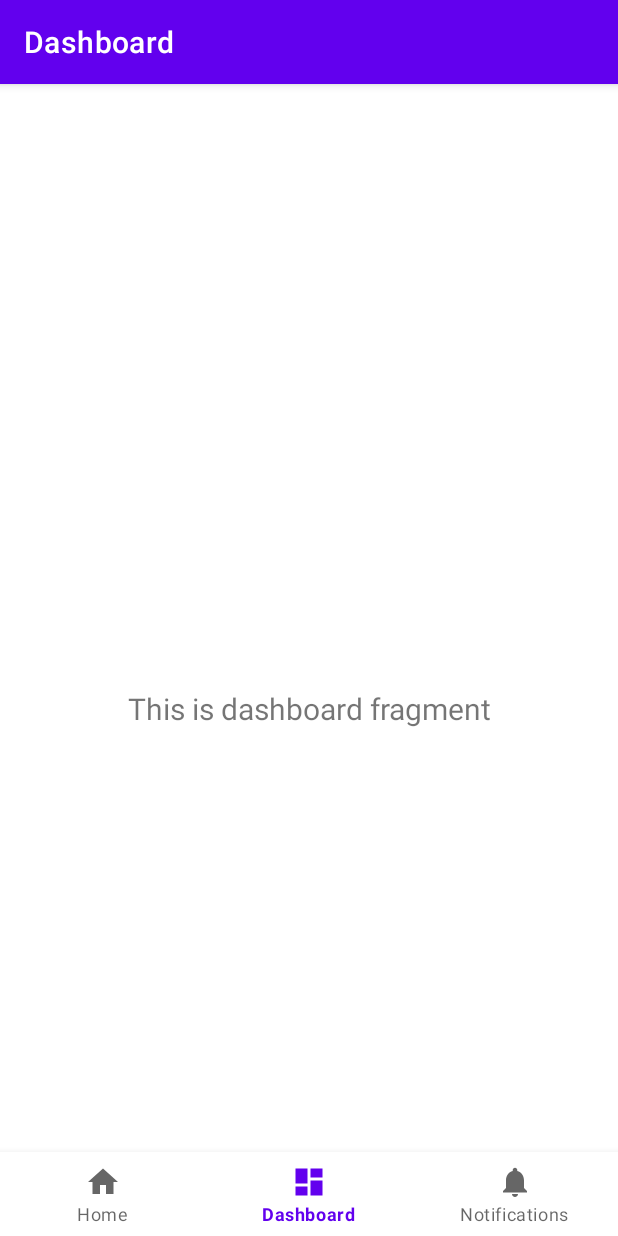
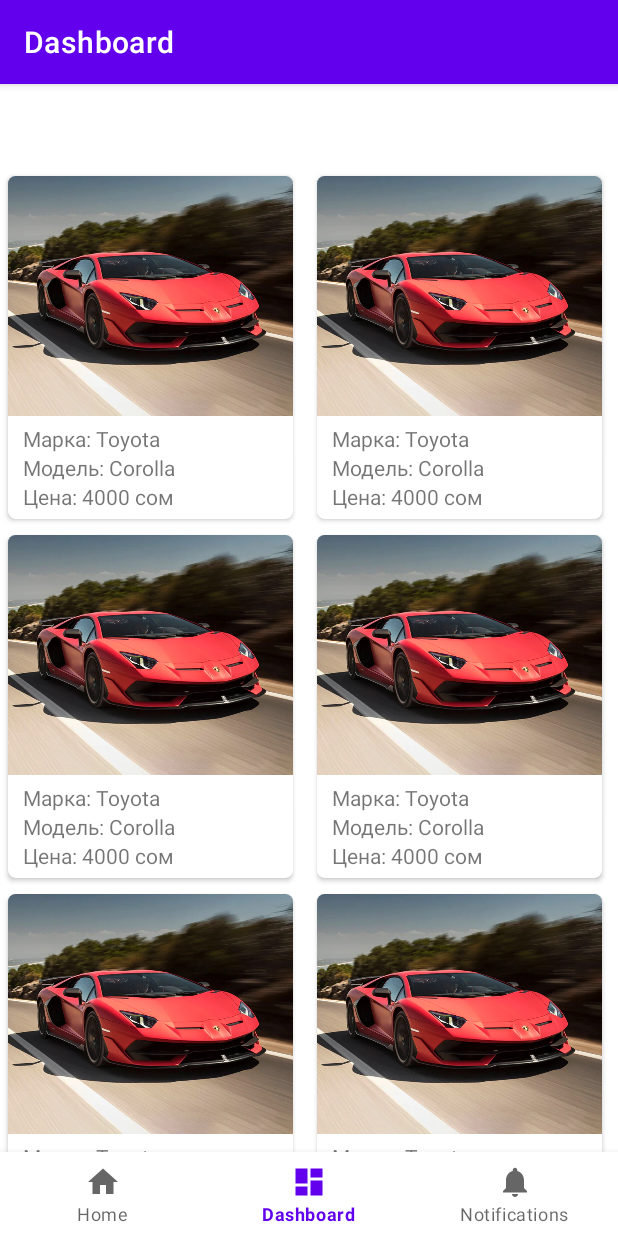
Before and after one commit to Aly0sh/Car-Shop, an Android app: the DashboardFragment screen opened through its navigation route, on a phone screen of 412 x 824 dp. Run offline under Robolectric (Android 15) with nearby library versions, the phone set to English and light mode, and no system bars; our stand-ins replace Room's generated code, navigation-ui.

Commit message:
Added car recycler

```diff
--- a/app/build.gradle
+++ b/app/build.gradle
@@ -42,4 +42,24 @@ dependencies {
     testImplementation 'junit:junit:4.13.2'
     androidTestImplementation 'androidx.test.ext:junit:1.1.3'
     androidTestImplementation 'androidx.test.espresso:espresso-core:3.4.0'
+
+    def room_version = "2.4.2"
+
+    implementation "androidx.room:room-runtime:$room_version"
+    annotationProcessor "androidx.room:room-compiler:$room_version"
+
+    // optional - RxJava2 support for Room
+    implementation "androidx.room:room-rxjava2:$room_version"
+
+    // optional - RxJava3 support for Room
+    implementation "androidx.room:room-rxjava3:$room_version"
+
+    // optional - Guava support for Room, including Optional and ListenableFuture
+    implementation "androidx.room:room-guava:$room_version"
+
+    // optional - Test helpers
+    testImplementation "androidx.room:room-testing:$room_version"
+
+    // optional - Paging 3 Integration
+    implementation "androidx.room:room-paging:2.5.0-alpha01"
 }
--- /dev/null
+++ b/app/src/main/java/com/example/car_shop/data/dao/CarDao.java
@@ -0,0 +1,22 @@
+package com.example.car_shop.data.dao;
+
+import androidx.room.Dao;
+import androidx.room.Delete;
+import androidx.room.Insert;
+import androidx.room.Query;
+
+import com.example.car_shop.data.models.Car;
+
+import java.util.List;
+
+@Dao
+public interface CarDao {
+    @Query("SELECT * FROM Car")
+    List<Car> getAll();
+
+    @Insert
+    void insert(Car car);
+
+    @Delete
+    void delete(Car car);
+}
--- /dev/null
+++ b/app/src/main/java/com/example/car_shop/data/models/Car.java
@@ -0,0 +1,72 @@
+package com.example.car_shop.data.models;
+
+import androidx.annotation.ColorInt;
+import androidx.room.ColumnInfo;
+import androidx.room.Entity;
+import androidx.room.PrimaryKey;
+
+@Entity(tableName = "car")
+public class Car {
+    @PrimaryKey(autoGenerate = true)
+    private long id;
+
+    @ColumnInfo(name = "brand")
+    private String brand;
+
+    @ColumnInfo(name = "model")
+    private String model;
+
+    @ColumnInfo(name = "price")
+    private int price;
+
+    @ColumnInfo(name = "photo", typeAffinity = ColumnInfo.BLOB)
+    private byte[] photo;
+
+    public Car(){}
+
+    public Car(String brand, String model, int price){
+        this.brand = brand;
+        this.model = model;
+        this.price = price;
+    }
+
+    public long getId() {
+        return id;
+    }
+
+    public void setId(long id) {
+        this.id = id;
+    }
+
+    public String getBrand() {
+        return brand;
+    }
+
+    public void setBrand(String brand) {
+        this.brand = brand;
+    }
+
+    public String getModel() {
+        return model;
+    }
+
+    public void setModel(String model) {
+        this.model = model;
+    }
+
+    public int getPrice() {
+        return price;
+    }
+
+    public void setPrice(int price) {
+        this.price = price;
+    }
+
+    public byte[] getPhoto() {
+        return photo;
+    }
+
+    public void setPhoto(byte[] photo) {
+        this.photo = photo;
+    }
+}
--- /dev/null
+++ b/app/src/main/java/com/example/car_shop/data/room/AppDatabase.java
@@ -0,0 +1,14 @@
+package com.example.car_shop.data.room;
+
+import androidx.room.Database;
+import androidx.room.RoomDatabase;
+
+import com.example.car_shop.data.dao.CarDao;
+import com.example.car_shop.data.models.Car;
+
+@Database(entities = {Car.class}, version = 1)
+public abstract class AppDatabase extends RoomDatabase {
+
+    public abstract CarDao carDao();
+
+}
--- /dev/null
+++ b/app/src/main/java/com/example/car_shop/ui/dashboard/CarAdapter.java
@@ -0,0 +1,57 @@
+package com.example.car_shop.ui.dashboard;
+
+import android.view.LayoutInflater;
+import android.view.View;
+import android.view.ViewGroup;
+
+import androidx.annotation.NonNull;
+import androidx.recyclerview.widget.RecyclerView;
+import androidx.room.Room;
+
+import com.example.car_shop.data.dao.CarDao;
+import com.example.car_shop.data.models.Car;
+import com.example.car_shop.data.room.AppDatabase;
+import com.example.car_shop.databinding.CarItemLayoutBinding;
+
+import java.util.ArrayList;
+import java.util.List;
+
+public class CarAdapter extends RecyclerView.Adapter<CarAdapter.CarHolder> {
+    private List<Car> cars = new ArrayList<>();
+
+    public void setList(List<Car> cars){
+        this.cars = cars;
+        notifyDataSetChanged();
+    }
+
+    @NonNull
+    @Override
+    public CarAdapter.CarHolder onCreateViewHolder(@NonNull ViewGroup parent, int viewType) {
+        CarItemLayoutBinding carItemLayoutBinding = CarItemLayoutBinding
+                .inflate(LayoutInflater.from(parent.getContext()), parent, false);
+        CarHolder carHolder = new CarHolder(carItemLayoutBinding);
+        return carHolder;
+    }
+
+    @Override
+    public void onBindViewHolder(@NonNull CarAdapter.CarHolder holder, int position) {
+        Car car = cars.get(position);
+        holder.binding.brand.setText("Марка: " + car.getBrand());
+        holder.binding.model.setText("Модель: " + car.getModel());
+        holder.binding.price.setText("Цена: " + car.getPrice() + " сом");
+    }
+
+    @Override
+    public int getItemCount() {
+        return cars.size();
+    }
+
+    public class CarHolder extends RecyclerView.ViewHolder {
+        private CarItemLayoutBinding binding;
+
+        public CarHolder(@NonNull CarItemLayoutBinding itemView) {
+            super(itemView.getRoot());
+            this.binding = itemView;
+        }
+    }
+}
--- a/app/src/main/java/com/example/car_shop/ui/dashboard/DashboardFragment.java
+++ b/app/src/main/java/com/example/car_shop/ui/dashboard/DashboardFragment.java
@@ -8,9 +8,18 @@ import android.widget.TextView;
 
 import androidx.annotation.NonNull;
 import androidx.fragment.app.Fragment;
+import androidx.lifecycle.Observer;
 import androidx.lifecycle.ViewModelProvider;
+import androidx.recyclerview.widget.GridLayoutManager;
+import androidx.recyclerview.widget.RecyclerView;
+import androidx.room.Room;
 
+import com.example.car_shop.data.dao.CarDao;
+import com.example.car_shop.data.models.Car;
+import com.example.car_shop.data.room.AppDatabase;
 import com.example.car_shop.databinding.FragmentDashboardBinding;
+
+import java.util.ArrayList;
 
 public class DashboardFragment extends Fragment {
 
@@ -24,8 +33,19 @@ public class DashboardFragment extends Fragment {
         binding = FragmentDashboardBinding.inflate(inflater, container, false);
         View root = binding.getRoot();
 
-        final TextView textView = binding.textDashboard;
-        dashboardViewModel.getText().observe(getViewLifecycleOwner(), textView::setText);
+        dashboardViewModel.setAppDatabase(Room.databaseBuilder(binding.getRoot().getContext(), AppDatabase.class, "database").allowMainThreadQueries().build());
+
+        RecyclerView recyclerView = binding.carRecycler;
+        recyclerView.setLayoutManager(new GridLayoutManager(binding.getRoot().getContext(), 2));
+        recyclerView.setHasFixedSize(true);
+        CarAdapter carAdapter = new CarAdapter();
+        recyclerView.setAdapter(carAdapter);
+        dashboardViewModel.getMutableLiveData().observe(getViewLifecycleOwner(), new Observer<ArrayList<Car>>() {
+            @Override
+            public void onChanged(ArrayList<Car> cars) {
+                carAdapter.setList(cars);
+            }
+        });
         return root;
     }
 
--- a/app/src/main/java/com/example/car_shop/ui/dashboard/DashboardViewModel.java
+++ b/app/src/main/java/com/example/car_shop/ui/dashboard/DashboardViewModel.java
@@ -3,17 +3,51 @@ package com.example.car_shop.ui.dashboard;
 import androidx.lifecycle.LiveData;
 import androidx.lifecycle.MutableLiveData;
 import androidx.lifecycle.ViewModel;
+import androidx.room.Room;
+
+import com.example.car_shop.data.dao.CarDao;
+import com.example.car_shop.data.models.Car;
+import com.example.car_shop.data.room.AppDatabase;
+import com.example.car_shop.databinding.FragmentDashboardBinding;
+
+import java.util.ArrayList;
 
 public class DashboardViewModel extends ViewModel {
 
-    private final MutableLiveData<String> mText;
+    private final MutableLiveData<ArrayList<Car>> cars;
+    private ArrayList<Car> carList;
+    private AppDatabase appDatabase;
+    private CarDao carDao;
+
+
+    public void setAppDatabase(AppDatabase appDatabase){
+        this.appDatabase = appDatabase;
+    }
 
     public DashboardViewModel() {
-        mText = new MutableLiveData<>();
-        mText.setValue("This is dashboard fragment");
+        cars = new MutableLiveData<>();
     }
 
-    public LiveData<String> getText() {
-        return mText;
+    private void init(){
+        populateList();
+        cars.setValue(carList);
+    }
+
+    private void populateList(){
+        carDao = appDatabase.carDao();
+        carDao.insert(new Car("Toyota" , "Corolla", 4000));
+        carDao.insert(new Car("Toyota" , "Corolla", 4000));
+        carDao.insert(new Car("Toyota" , "Corolla", 4000));
+        carDao.insert(new Car("Toyota" , "Corolla", 4000));
+        carDao.insert(new Car("Toyota" , "Corolla", 4000));
+        carDao.insert(new Car("Toyota" , "Corolla", 4000));
+        carDao.insert(new Car("Toyota" , "Corolla", 4000));
+        carList = new ArrayList<>();
+        carList.addAll(carDao.getAll());
+    }
+
+    public LiveData<ArrayList<Car>> getMutableLiveData() {
+        init();
+        return cars;
     }
 }
--- /dev/null
+++ b/app/src/main/res/layout/car_item_layout.xml
@@ -0,0 +1,51 @@
+<?xml version="1.0" encoding="utf-8"?>
+<androidx.cardview.widget.CardView xmlns:android="http://schemas.android.com/apk/res/android"
+    android:layout_width="190dp"
+    android:layout_height="wrap_content"
+    xmlns:app="http://schemas.android.com/apk/res-auto"
+    xmlns:tools="http://schemas.android.com/tools"
+    android:layout_margin="5dp"
+    app:cardCornerRadius="5dp">
+
+    <LinearLayout
+        android:orientation="vertical"
+        android:layout_width="match_parent"
+        android:layout_height="match_parent">
+
+        <ImageView
+            android:id="@+id/carImg"
+            android:layout_width="match_parent"
+            android:layout_height="160dp"
+            android:scaleType="centerCrop"
+            android:src="@drawable/img"
+            />
+
+        <TextView
+            android:id="@+id/brand"
+            android:layout_marginLeft="10dp"
+            android:layout_marginTop="5dp"
+            android:layout_width="match_parent"
+            android:layout_height="wrap_content"
+            android:text="Brand"
+            />
+
+        <TextView
+            android:id="@+id/model"
+            android:layout_marginLeft="10dp"
+            android:layout_width="match_parent"
+            android:layout_height="wrap_content"
+            android:text="Model"
+            />
+
+        <TextView
+            android:id="@+id/price"
+            android:layout_marginLeft="10dp"
+            android:layout_marginBottom="5dp"
+            android:layout_width="match_parent"
+            android:layout_height="wrap_content"
+            android:text="Price"
+            />
+
+    </LinearLayout>
+
+</androidx.cardview.widget.CardView>
--- a/app/src/main/res/layout/fragment_dashboard.xml
+++ b/app/src/main/res/layout/fragment_dashboard.xml
@@ -6,17 +6,12 @@
     android:layout_height="match_parent"
     tools:context=".ui.dashboard.DashboardFragment">
 
-    <TextView
-        android:id="@+id/text_dashboard"
+    <androidx.recyclerview.widget.RecyclerView
+        android:id="@+id/car_recycler"
         android:layout_width="match_parent"
-        android:layout_height="wrap_content"
-        android:layout_marginStart="8dp"
-        android:layout_marginTop="8dp"
-        android:layout_marginEnd="8dp"
-        android:textAlignment="center"
-        android:textSize="20sp"
-        app:layout_constraintBottom_toBottomOf="parent"
-        app:layout_constraintEnd_toEndOf="parent"
-        app:layout_constraintStart_toStartOf="parent"
-        app:layout_constraintTop_toTopOf="parent" />
+        android:layout_height="match_parent"
+        tools:listitem="@layout/car_item_layout"
+        app:layoutManager="androidx.recyclerview.widget.GridLayoutManager"
+        app:spanCount="2"/>
+
 </androidx.constraintlayout.widget.ConstraintLayout>
```
Also changed, not shown: app/src/main/res/drawable/img.png (added).
